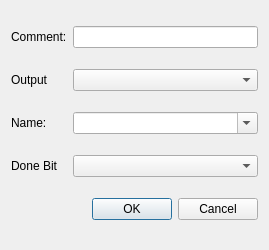
Above: program/coil.ui from mikeV02/WaltechCapstone before the change. Below: the same form after it.
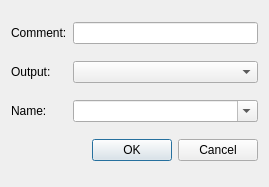
That is the form after the change.

Patch:
```diff
--- a/program/coil.ui
+++ b/program/coil.ui
@@ -7,9 +7,21 @@
     <x>0</x>
     <y>0</y>
     <width>269</width>
-    <height>250</height>
+    <height>187</height>
    </rect>
   </property>
+  <property name="minimumSize">
+   <size>
+    <width>269</width>
+    <height>187</height>
+   </size>
+  </property>
+  <property name="maximumSize">
+   <size>
+    <width>269</width>
+    <height>187</height>
+   </size>
+  </property>
   <property name="windowTitle">
    <string>Coil Properties</string>
   </property>
@@ -44,18 +56,11 @@
    <item row="1" column="0">
     <widget class="QLabel" name="label_5">
      <property name="text">
-      <string>Output</string>
+      <string>Output:</string>
      </property>
     </widget>
    </item>
-   <item row="4" column="0">
-    <widget class="QLabel" name="label">
-     <property name="text">
-      <string>Done Bit</string>
-     </property>
-    </widget>
-   </item>
-   <item row="5" column="1">
+   <item row="4" column="1">
     <widget class="QDialogButtonBox" name="buttonBox">
      <property name="orientation">
       <enum>Qt::Horizontal</enum>
@@ -65,9 +70,6 @@
      </property>
     </widget>
    </item>
-   <item row="4" column="1">
-    <widget class="QComboBox" name="comboBox_3"/>
-   </item>
   </layout>
  </widget>
  <resources/>
```
